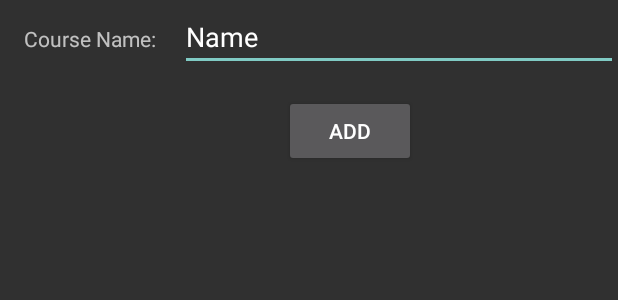
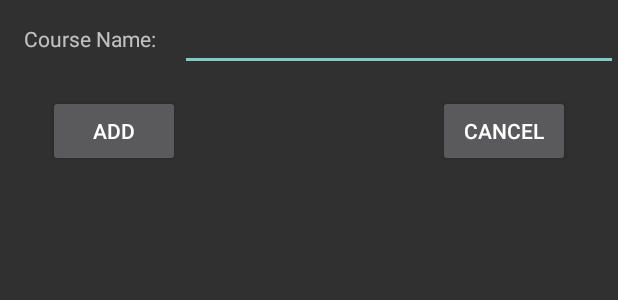
Before and after one commit to robstudentaccount/c196, an Android app: the layout activity_course_create.xml on its own in the app's theme, with its tools: preview values and no code run, on a phone screen of 412 x 824 dp. Shown: the top 300 px of the screen. Run offline under Robolectric (Android 15) with nearby library versions, the phone set to English and light mode, and no system bars.

Commit message:
Finsihed Course Manager

```diff
--- a/app/src/main/AndroidManifest.xml
+++ b/app/src/main/AndroidManifest.xml
@@ -15,7 +15,7 @@
         tools:targetApi="31"
         >
         <activity
-            android:name=".CourseName"
+            android:name=".CourseCreate"
             android:exported="false"
             android:theme="@style/Theme.AppCompat.Dialog"
 
--- a/app/src/main/java/com/stuart/robert/wgu/c196/v3/Course.java
+++ b/app/src/main/java/com/stuart/robert/wgu/c196/v3/Course.java
@@ -1,6 +1,8 @@
 package com.stuart.robert.wgu.c196.v3;
 
-public class Course {
+import java.io.Serializable;
+
+public class Course implements Serializable {
     String name = "";
     public Course(String name) {
         this.name = name;
--- a/app/src/main/res/layout/activity_course_name.xml
+++ b/app/src/main/res/layout/activity_course_create.xml
@@ -5,7 +5,7 @@
     xmlns:app="http://schemas.android.com/apk/res-auto"
     android:layout_width="match_parent"
     android:layout_height="match_parent"
-    tools:context=".CourseName"
+    tools:context=".CourseCreate"
     >
 
     <TextView
@@ -19,13 +19,12 @@
         app:layout_constraintTop_toTopOf="parent" />
 
     <EditText
-        android:id="@+id/editTextTextPersonName"
+        android:id="@+id/newCourseNameTextView"
         android:layout_width="0dp"
         android:layout_height="wrap_content"
         android:layout_marginStart="16dp"
         android:ems="10"
-        android:inputType="textPersonName"
-        android:text="Name"
+        android:inputType="textPersonName|text"
         app:layout_constraintBaseline_toBaselineOf="@+id/textView4"
         app:layout_constraintEnd_toEndOf="parent"
         app:layout_constraintStart_toEndOf="@+id/textView4" />
@@ -34,13 +33,23 @@
         android:id="@+id/addCourseBtn"
         android:layout_width="wrap_content"
         android:layout_height="wrap_content"
+        android:layout_marginStart="32dp"
         android:layout_marginTop="16dp"
         android:layout_marginBottom="16dp"
         android:text="add"
         app:layout_constraintBottom_toBottomOf="parent"
-        app:layout_constraintEnd_toEndOf="parent"
-        app:layout_constraintHorizontal_bias="0.585"
+        app:layout_constraintEnd_toStartOf="@+id/cancelBtn"
+        app:layout_constraintHorizontal_bias="0.0"
         app:layout_constraintStart_toStartOf="parent"
-        app:layout_constraintTop_toBottomOf="@+id/editTextTextPersonName"
+        app:layout_constraintTop_toBottomOf="@+id/newCourseNameTextView"
         app:layout_constraintVertical_bias="0.0" />
+
+    <Button
+        android:id="@+id/cancelBtn"
+        android:layout_width="0dp"
+        android:layout_height="wrap_content"
+        android:layout_marginEnd="32dp"
+        android:text="CANCEL"
+        app:layout_constraintBaseline_toBaselineOf="@+id/addCourseBtn"
+        app:layout_constraintEnd_toEndOf="parent" />
 </android.support.constraint.ConstraintLayout>
```
Also changed, not shown: app/src/main/java/com/stuart/robert/wgu/c196/v3/CourseCreate.java (added, +54 -0 lines), app/src/main/java/com/stuart/robert/wgu/c196/v3/CourseManager.java (+62 -2 lines), app/src/main/java/com/stuart/robert/wgu/c196/v3/CourseName.java (deleted, +0 -22 lines), app/src/main/java/com/stuart/robert/wgu/c196/v3/Courses.java (+12 -3 lines), app/src/main/res/layout/activity_course_manager.xml (+5 -4 lines).
